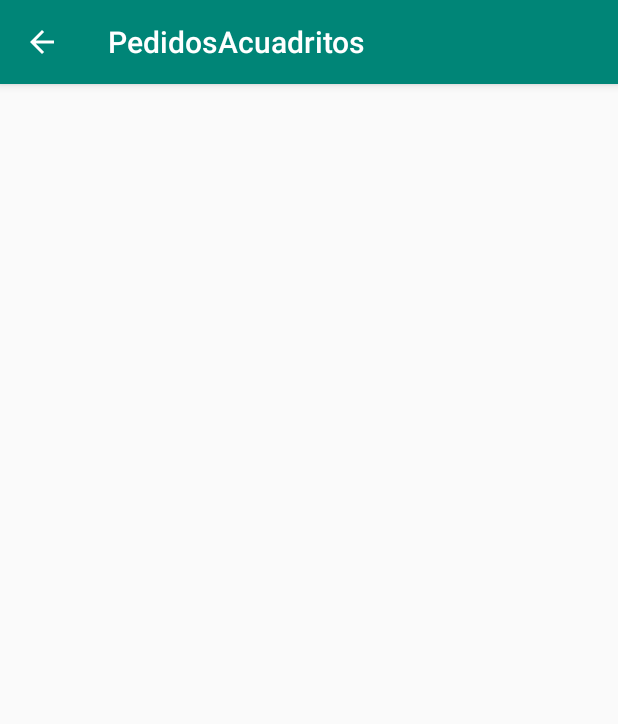
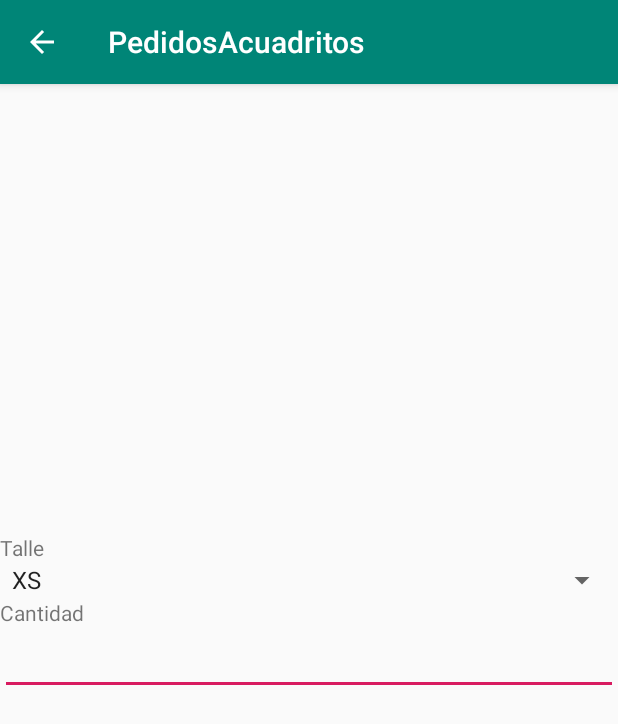
Before and after one commit to diegocabra/PedidosAcuadritos, an Android app: the detalle_Producto screen opened directly, with no data from a screen before it, on a phone screen of 412 x 824 dp. Shown: the top 724 px of the screen. Run offline under Robolectric (Android 15) with nearby library versions, the phone set to English and light mode, and no system bars.

Commit message:
Correciones simples : Cambie el formato de eleccion de talle y cantidad, el concepto de catalogo , y cerrar pedido seria un carrito de compras .

```diff
--- a/app/src/main/AndroidManifest.xml
+++ b/app/src/main/AndroidManifest.xml
@@ -12,7 +12,7 @@
         android:supportsRtl="true"
         android:theme="@style/AppTheme">
         <activity android:name=".MainActivity2"></activity>
-        <activity android:name=".Details"></activity>
+        <activity android:name=".detalle_Producto"></activity>
         <activity android:name=".MainActivity">
             <intent-filter>
                 <action android:name="android.intent.action.MAIN" />
--- a/app/src/main/java/com/example/pedidosacuadritos/Entidades/Producto/Adulto.java
+++ b/app/src/main/java/com/example/pedidosacuadritos/Entidades/Producto/Adulto.java
@@ -4,8 +4,8 @@ public class Adulto extends Producto {
 
     public Adulto(String id,String tela, String bolsillo, String bies1, String bies2) {
         super(id,tela, bolsillo, bies1, bies2);
-        /*precio = 950;
-        cantTela = 0.95;*/
+        precio = 950;
+        cantTela = 0.95;
         cantCierres = 0;
     }
 
--- a/app/src/main/java/com/example/pedidosacuadritos/Entidades/Producto/jardin.java
+++ b/app/src/main/java/com/example/pedidosacuadritos/Entidades/Producto/jardin.java
@@ -4,8 +4,8 @@ public class jardin extends Niños {
     protected double cintaRaso;
     public jardin(String id, String tela, String bolsillo, String bies1, String bies2) {
         super(id,tela, bolsillo, bies1, bies2);
-       /* precio = 580;
-        cantTela = 0.4;*/
+        precio = 580;
+        cantTela = 0.4;
         cintaRaso = 0.10;
     }
 }
--- a/app/src/main/java/com/example/pedidosacuadritos/MainActivity.java
+++ b/app/src/main/java/com/example/pedidosacuadritos/MainActivity.java
@@ -81,8 +81,6 @@ public class MainActivity extends AppCompatActivity implements  NavigationView.O
 
     }
 
-
-
     @Override
     public boolean onNavigationItemSelected(@NonNull MenuItem item) {
         drawerLayout.closeDrawer(GravityCompat.START);
--- a/app/src/main/java/com/example/pedidosacuadritos/ModoPago/Credito.java
+++ b/app/src/main/java/com/example/pedidosacuadritos/ModoPago/Credito.java
@@ -10,10 +10,10 @@ public class Credito extends ModoPago {
         super(producto);
     }
 
- /*   @Override
+   @Override
     public double obtenerGanancia() {
 
         return producto.getPrecio() * descuentoCredito;
-    }*/
+    }
 
 }
--- a/app/src/main/java/com/example/pedidosacuadritos/ModoPago/Debito.java
+++ b/app/src/main/java/com/example/pedidosacuadritos/ModoPago/Debito.java
@@ -10,9 +10,9 @@ public class Debito extends ModoPago {
 
     }
 
-    /*@Override
+    @Override
     public double obtenerGanancia() {
         return producto.getPrecio()*descuentoDebito;
-    }*/
+    }
 
 }
--- a/app/src/main/java/com/example/pedidosacuadritos/ModoPago/ModoPago.java
+++ b/app/src/main/java/com/example/pedidosacuadritos/ModoPago/ModoPago.java
@@ -10,7 +10,7 @@ public abstract class ModoPago {
     public ModoPago(Producto producto){
         this.producto = producto;
     }
-    //public abstract double obtenerGanancia();*
+    public abstract double obtenerGanancia();
 
 
     public double getDescuentoCredito() {
--- a/app/src/main/java/com/example/pedidosacuadritos/Utilidades/AdapterRecyclerView.java
+++ b/app/src/main/java/com/example/pedidosacuadritos/Utilidades/AdapterRecyclerView.java
@@ -13,8 +13,7 @@ import android.widget.TextView;
 import androidx.annotation.NonNull;
 import androidx.recyclerview.widget.RecyclerView;
 
-import com.example.pedidosacuadritos.Details;
-import com.example.pedidosacuadritos.Entidades.Producto.Adulto;
+import com.example.pedidosacuadritos.detalle_Producto;
 import com.example.pedidosacuadritos.Entidades.Producto.Producto;
 import com.example.pedidosacuadritos.R;
 
@@ -94,20 +93,19 @@ public class AdapterRecyclerView extends RecyclerView.Adapter<AdapterRecyclerVie
             textDescription = itemView.findViewById(R.id.tv_descripcion);
             img = itemView.findViewById(R.id.imv_modelo);
             //Evento de cuando mantengo presionado el item por un tiempo mas prolongado .
-            itemView.setOnLongClickListener(new View.OnLongClickListener() {
+                itemView.setOnLongClickListener(new View.OnLongClickListener() {
                 @Override
                 public boolean onLongClick(View v) {
 
 
-                    Intent i = new Intent(v.getContext(), Details.class);
-                    i.putExtra("title", Lproductos.get(getAdapterPosition()).getTela());
+                    Intent i = new Intent(v.getContext(), detalle_Producto.class);
+                    i.putExtra("Titulo", Lproductos.get(getAdapterPosition()).getTela());
 
                     i.putExtra("descripcion", Lproductos.get(getAdapterPosition()).getBolsillo());
                     v.getContext().startActivity(i);
                     return false;
                 }
             });
-
         }
 
     }
--- a/app/src/main/java/com/example/pedidosacuadritos/Details.java
+++ b/app/src/main/java/com/example/pedidosacuadritos/detalle_Producto.java
@@ -5,22 +5,20 @@ import android.os.Bundle;
 import androidx.appcompat.app.AppCompatActivity;
 import android.widget.TextView;
 
-import com.example.pedidosacuadritos.R;
-
-public class Details extends AppCompatActivity {
+public class detalle_Producto extends AppCompatActivity {
     TextView textTitle,textDescripcion;
 
     @Override
     protected void onCreate(Bundle savedInstanceState) {
         super.onCreate(savedInstanceState);
-        setContentView(R.layout.activity_details);
+        setContentView(R.layout.detalle_producto);
         getSupportActionBar().setDisplayHomeAsUpEnabled(true);
         //le paso mediante un "tag" la descripcion o titulo al adapter
         Intent i = getIntent();
-        String title = i.getStringExtra("title");
+        String title = i.getStringExtra("Titulo");
         String descripcion = i.getStringExtra("descripcion");
 
-        textTitle = findViewById(R.id.detailTitle);
+        textTitle = findViewById(R.id.tv_Ttuloppal);
         textDescripcion =findViewById(R.id.tv_descripcion);
 
 
--- a/app/src/main/res/layout/content_main.xml
+++ b/app/src/main/res/layout/content_main.xml
@@ -35,7 +35,7 @@
             android:id="@+id/secondItem"
             android:layout_width="wrap_content"
             android:layout_height="wrap_content"
-            android:text="Producto" />
+            android:text="Catalogo" />
 
         <com.google.android.material.tabs.TabItem
             android:id="@+id/thirditem"
--- a/app/src/main/res/layout/activity_details.xml
+++ b/app/src/main/res/layout/detalle_producto.xml
@@ -5,19 +5,19 @@
     android:layout_width="match_parent"
     android:layout_height="match_parent"
     android:orientation="vertical"
-    tools:context=".Details">
+    tools:context=".detalle_Producto">
 
     <ImageView
         android:id="@+id/imv_principal"
-        android:layout_width="384dp"
-        android:layout_height="351dp"
+        android:layout_width="383dp"
+        android:layout_height="178dp"
         android:layout_marginStart="8dp"
         android:layout_marginTop="16dp"
         android:layout_marginEnd="8dp"
         android:layout_marginBottom="8dp" />
 
     <TextView
-        android:id="@+id/detailTitle"
+        android:id="@+id/tv_Ttuloppal"
         android:layout_width="394dp"
         android:layout_height="wrap_content"
         android:layout_marginStart="8dp"
@@ -37,4 +37,36 @@
         android:textAlignment="center"
         android:textSize="24sp"
         android:textStyle="italic" />
+
+    <LinearLayout
+        android:layout_width="match_parent"
+        android:layout_height="wrap_content"
+        android:orientation="vertical">
+
+        <TextView
+            android:id="@+id/tv_TituloTalle"
+            android:layout_width="match_parent"
+            android:layout_height="wrap_content"
+            android:text="Talle" />
+
+        <Spinner
+            android:id="@+id/spinner"
+            android:layout_width="match_parent"
+            android:layout_height="wrap_content"
+            android:entries="@array/Talles" />
+
+        <TextView
+            android:id="@+id/tv_TituloCantidad"
+            android:layout_width="match_parent"
+            android:layout_height="wrap_content"
+            android:text="Cantidad" />
+
+        <EditText
+            android:id="@+id/eT_Cantidad"
+            android:layout_width="match_parent"
+            android:layout_height="wrap_content"
+            android:ems="10"
+            android:inputType="number" />
+
+    </LinearLayout>
 </LinearLayout>
```
Also changed, not shown: app/src/main/java/com/example/pedidosacuadritos/Catalogo/Inventario.java (renamed from app/src/main/java/com/example/pedidosacuadritos/Entidades/Producto/Inventario.java, +5 -2 lines), app/src/main/java/com/example/pedidosacuadritos/Entidades/Producto/Producto.java (+5 -5 lines), app/src/main/java/com/example/pedidosacuadritos/ModoPago/Efectivo.java (+4 -4 lines), app/src/main/java/com/example/pedidosacuadritos/Second_ProductoFragment.java (+1 -6 lines), app/src/main/res/layout/fragment_third.xml (+0 -32 lines).
